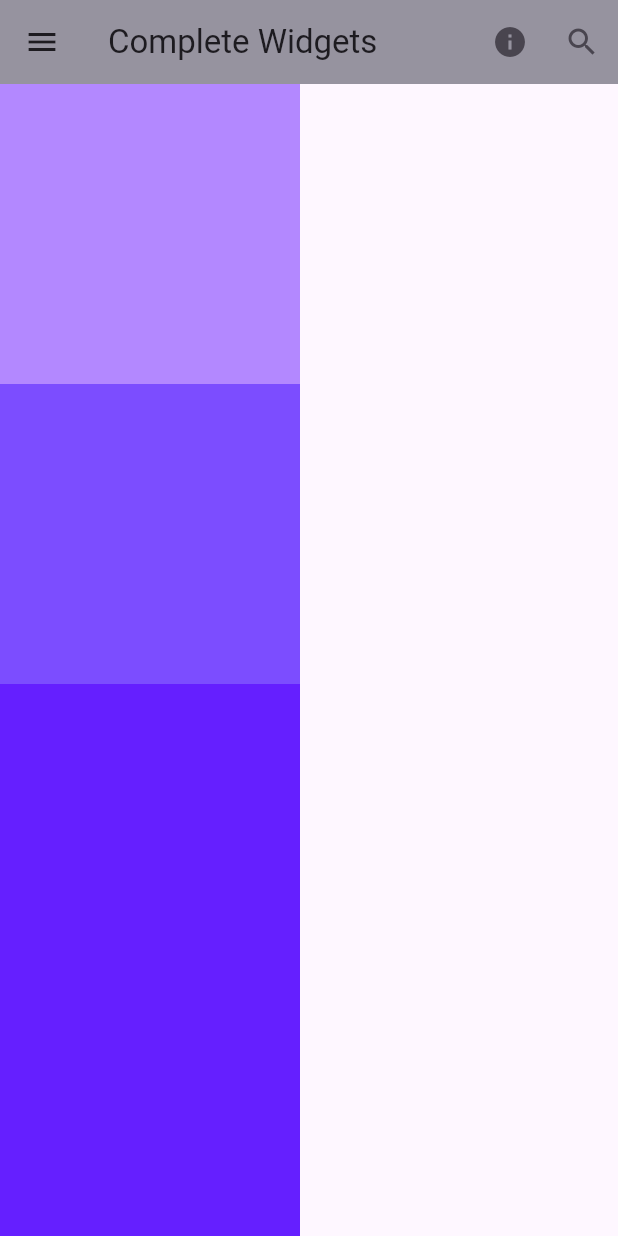
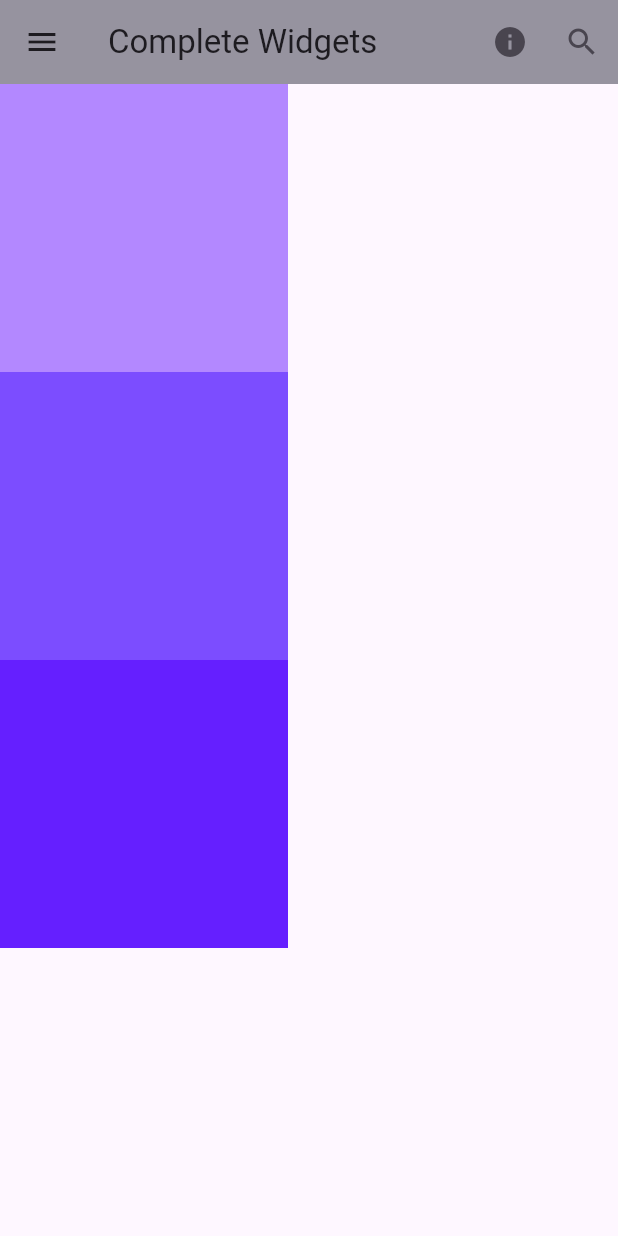
Before and after one commit to Codewithjalloh/complete_everything_widgets_flutter, a Flutter app: the screen it shows after launch, on a phone screen of 412 x 824 dp. Run offline on Flutter 3.47's test engine with Material 3 defaults, Android fonts, the phone set to English and light mode, and no system bars.

Commit message:
MyGridview

```diff
--- a/lib/main.dart
+++ b/lib/main.dart
@@ -1,4 +1,7 @@
 import 'package:complete_everything_widgets_flutter/widgets/my_column.dart';
+import 'package:complete_everything_widgets_flutter/widgets/my_gridview.dart';
+import 'package:complete_everything_widgets_flutter/widgets/my_row.dart';
+import 'package:complete_everything_widgets_flutter/widgets/my_stack.dart';
 import 'package:complete_everything_widgets_flutter/widgets/my_text.dart';
 import 'package:flutter/material.dart';
 
@@ -43,7 +46,13 @@ class MyApp extends StatelessWidget {
             ),
           ],
         ),
-          body: MyColumn()
+        body: MyGridview(),
+
+        // MyStack(),
+
+        // MyRow(),
+
+        //MyColumn()
 
         //Center(child: MyText()),
         // MyContainer()
--- /dev/null
+++ b/lib/widgets/my_gridview.dart
@@ -0,0 +1,33 @@
+import 'package:flutter/material.dart';
+
+class MyGridview extends StatelessWidget {
+  const MyGridview({super.key});
+
+  @override
+  Widget build(BuildContext context) {
+    return GridView(
+      // scrollDirection: Axis.vertical,
+      scrollDirection: Axis.horizontal,
+
+      children: [
+        Container(
+          height: 100,
+          width: 100,
+          color: Colors.deepPurpleAccent[100],
+        ),
+        Container(
+          height: 100,
+          width: 100,
+          color: Colors.deepPurpleAccent[200],
+        ),
+        Container(
+          height: 200,
+          width: 100,
+          color: Colors.deepPurpleAccent[400],
+        ),
+      ],
+      gridDelegate:
+          SliverGridDelegateWithFixedCrossAxisCount(crossAxisCount: 4),
+    );
+  }
+}
```
Also changed, not shown: lib/widgets/my_row.dart (added, +41 -0 lines), lib/widgets/my_stack.dart (added, +53 -0 lines). Lines whose indentation alone changed are shown as unchanged.
